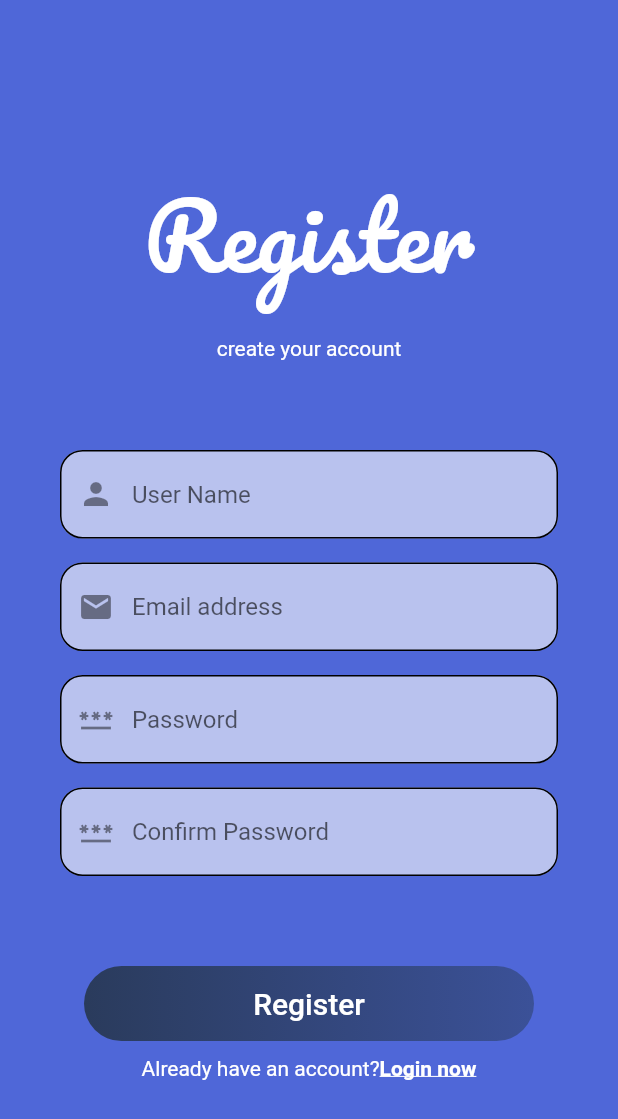
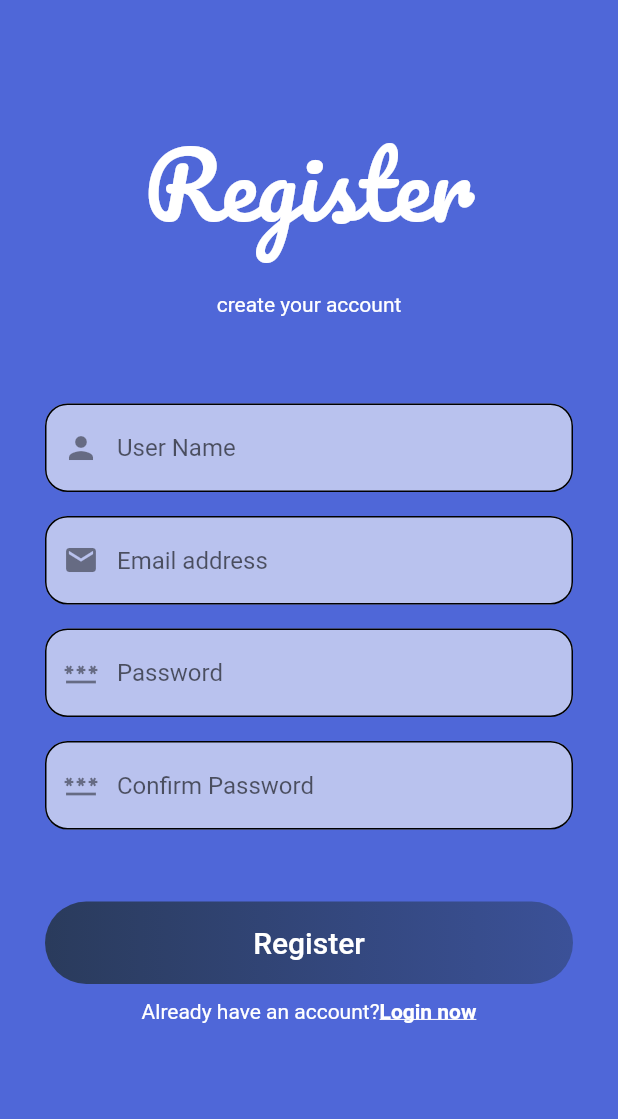
Before and after one commit to mohamedmamdouh22/chat_app, a Flutter app: the screen it shows after launch, after a tap on "Register now", on a phone screen of 412 x 824 dp. Shown: the top 1119 px of the screen. Run offline on Flutter 3.47's test engine with Material 2 defaults, Android fonts, the phone set to English and light mode, and no system bars; our stand-ins replace firebase_core; accounts and stored records are empty; Roboto replaces fonts that are missing (Times).

Commit message:
second commit

```diff
--- /dev/null
+++ b/lib/constants.dart
@@ -0,0 +1,2 @@
+import 'package:flutter/material.dart';
+Color kPrimaryColor =Color(0xff4f67d8);
--- a/lib/main.dart
+++ b/lib/main.dart
@@ -12,8 +12,11 @@ class Chat extends StatelessWidget {
   @override
   Widget build(BuildContext context) {
     return MaterialApp(
-
-      home: Login(),
+      routes: {
+        Login.id:(context)=>Login(),
+          Register.id:(context)=>Register()
+      },
+      initialRoute: 'Login',
     );
   }
 }
--- a/lib/screens/login.dart
+++ b/lib/screens/login.dart
@@ -4,8 +4,8 @@ import 'package:chat_app/widgets/text_field.dart';
 import 'package:flutter/material.dart';
 
 class Login extends StatelessWidget {
-  const Login({Key? key}) : super(key: key);
-
+  Login({Key? key}) : super(key: key);
+  static String id='Login';
   @override
   Widget build(BuildContext context) {
     return Scaffold(
@@ -19,10 +19,10 @@ class Login extends StatelessWidget {
               Color(0xff4f67d8),
             ])),
         child: Center(
-          child: Column(
-            mainAxisAlignment: MainAxisAlignment.center,
+          child: ListView(
+            //mainAxisAlignment: MainAxisAlignment.center,
             children: [
-              Spacer(flex: 1,),
+
               Image.asset(
                 'assets/images/login1.png',
                 width: 300,
@@ -30,15 +30,18 @@ class Login extends StatelessWidget {
               ),
               Text(
                 'Login',
+                textAlign: TextAlign.center,
                 style: TextStyle(
+
                   fontSize: 40,
                   fontFamily: 'Pacifico',
                   color: Colors.white,
                 ),
               ),
-              CustomTextField(text: 'User Name',icon: Icon(Icons.person),),
+              SizedBox(height: 50,),
+              CustomTextField(text: 'User Name',icon: Icon(Icons.person)),
               CustomTextField( text:'Password',icon: Icon(Icons.lock)),
-              Spacer(flex: 1,),
+              SizedBox(height: 50,),
               CustomButton(text: 'Login'),
               Row(
                 mainAxisAlignment: MainAxisAlignment.center,
@@ -54,12 +57,12 @@ class Login extends StatelessWidget {
                   ),
                 ],
               ),
-              Spacer(flex: 2,),
 
-            ],
-          ),
+
+          ],
         ),
       ),
+    ),
     );
   }
 }
--- a/lib/screens/register.dart
+++ b/lib/screens/register.dart
@@ -1,32 +1,34 @@
+import 'package:chat_app/constants.dart';
 import 'package:chat_app/screens/login.dart';
 import 'package:chat_app/widgets/button.dart';
 import 'package:chat_app/widgets/text_field.dart';
+import 'package:flutter/cupertino.dart';
 import 'package:flutter/material.dart';
 class Register extends StatelessWidget {
-  const Register({Key? key}) : super(key: key);
-
+  Register({Key? key}) : super(key: key);
+  static String id='Register';
   @override
   Widget build(BuildContext context) {
     return Scaffold(
-      backgroundColor:Color(0xff4f67d8) ,
+      backgroundColor:kPrimaryColor ,
       body: Center(
-        child: Column(
-          mainAxisAlignment: MainAxisAlignment.center,
+        child: ListView(
+
           children: [
-            Spacer(flex: 2,),
+            SizedBox(height: 70,),
             Text('Register',style: TextStyle(
               fontSize: 60,
               fontFamily: 'Pacifico',
               color: Colors.white,
-            ),),
-            SizedBox(height: 15,),
-            Text('create your account',style: TextStyle(color: Colors.white),),
-            Spacer(flex: 1,),
-            CustomTextField(text: 'User Name', icon: Icon(Icons.person)),
+            ),textAlign: TextAlign.center,),
+            SizedBox(height: 20,),
+            Text('create your account',style: TextStyle(color: Colors.white),textAlign: TextAlign.center,),
+            SizedBox(height: 50,),
+            CustomTextField(text: 'User Name', icon: Icon(Icons.person),),
             CustomTextField(text: 'Email address', icon: Icon(Icons.email)),
             CustomTextField(text: 'Password', icon: Icon(Icons.password)),
             CustomTextField(text: 'Confirm Password', icon: Icon(Icons.password)),
-            Spacer(flex: 1,),
+            SizedBox(height: 40,),
             CustomButton(text: 'Register'),
             Row(
               mainAxisAlignment: MainAxisAlignment.center,
@@ -34,15 +36,13 @@ class Register extends StatelessWidget {
                 Text('Already have an account?',style: TextStyle(color: Colors.white),),
                 GestureDetector(
                   onTap: (){
-                    Navigator.push(context,MaterialPageRoute(builder: (context){
-                      return Login();
-                    }));
+                    Navigator.pop(context);
                   },
                   child: Text('Login now',style: TextStyle(color: Colors.white,fontWeight: FontWeight.bold,decoration: TextDecoration.underline),),
                 ),
               ],
             ),
-            Spacer(flex: 2,)
+
 
           ],
         ),
--- a/lib/widgets/button.dart
+++ b/lib/widgets/button.dart
@@ -4,7 +4,9 @@ class CustomButton extends StatelessWidget {
   String text;
   @override
   Widget build(BuildContext context) {
-    return Container(
+    return Padding(
+      padding: const EdgeInsets.symmetric(horizontal: 30),
+      child: Container(
         margin: EdgeInsetsDirectional.only(bottom: 10),
         decoration: BoxDecoration(
           borderRadius: BorderRadius.all(Radius.circular(40)),
@@ -18,12 +20,12 @@ class CustomButton extends StatelessWidget {
           ),
         ),
         child: MaterialButton(
-        minWidth: 300,
-        height: 50,
+          height: 55,
           onPressed: () {},
           child: Text(text,style: TextStyle(color: Colors.white,fontSize: 20,fontFamily: 'Times'),),
 
         ),
+      ),
     );
   }
 }
--- a/lib/widgets/text_field.dart
+++ b/lib/widgets/text_field.dart
@@ -2,12 +2,14 @@ import 'package:flutter/material.dart';
 class CustomTextField extends StatelessWidget {
   CustomTextField({required this.text,required this.icon});
   String text;
+
   Icon icon;
   @override
   Widget build(BuildContext context) {
     return Padding(
-      padding: const EdgeInsets.symmetric(vertical: 8, horizontal: 40),
+      padding: const EdgeInsets.symmetric(vertical: 8, horizontal: 30),
       child: TextField(
+
         decoration: InputDecoration(
           prefixIcon: icon,
           filled: true,
--- a/pubspec.yaml
+++ b/pubspec.yaml
@@ -34,6 +34,7 @@ dependencies:
   # The following adds the Cupertino Icons font to your application.
   # Use with the CupertinoIcons class for iOS style icons.
   cupertino_icons: ^1.0.2
+  firebase_core: ^1.21.0
 
 dev_dependencies:
   flutter_test:
```
Also changed, not shown: lib/firebase_options.dart (added), pubspec.lock, 3 other files. Lines whose indentation alone changed are shown as unchanged.
